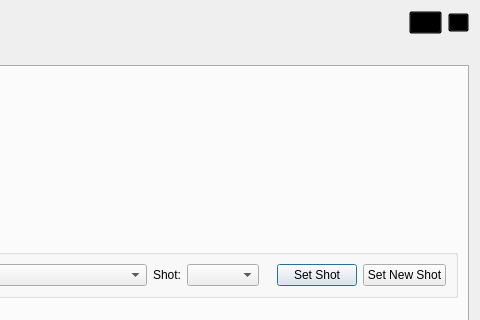
This is core/ui/icarusUI.ui in mjbonnington/icarus-gps as Qt 5 draws it before an edit; both pictures show x 352 to 832 and y 0 to 320 of the 832 by 640 pixel window. The edited form follows.
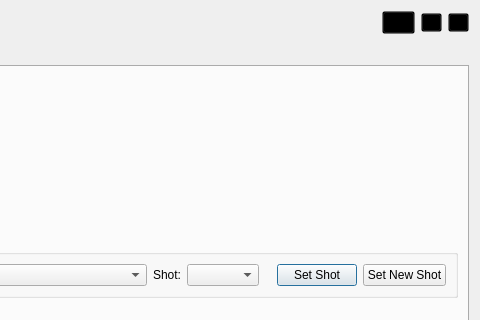
This is the edited form. Icons and pictures are not drawn.

Commit message: Added sequence rename tool to main UI

Diff of the .ui file:
```diff
--- a/core/ui/icarusUI.ui
+++ b/core/ui/icarusUI.ui
@@ -179,6 +179,27 @@
         </property>
        </widget>
       </item>
+      <item>
+       <widget class="QToolButton" name="batchRename_toolButton">
+        <property name="toolTip">
+         <string>Batch Rename Tool</string>
+        </property>
+        <property name="text">
+         <string>...</string>
+        </property>
+        <property name="icon">
+         <iconset resource="rsc.qrc">
+          <normaloff>:/rsc/rsc/icon_editor.png</normaloff>
+          <disabledoff>:/rsc/rsc/icon_editor_disabled.png</disabledoff>:/rsc/rsc/icon_editor.png</iconset>
+        </property>
+        <property name="iconSize">
+         <size>
+          <width>15</width>
+          <height>15</height>
+         </size>
+        </property>
+       </widget>
+      </item>
       <item>
        <widget class="QToolButton" name="about_toolButton">
         <property name="text">
```
Left out of the diff: 3 changed lines with no effect on the pictures. The commit also changes 13 other files.
